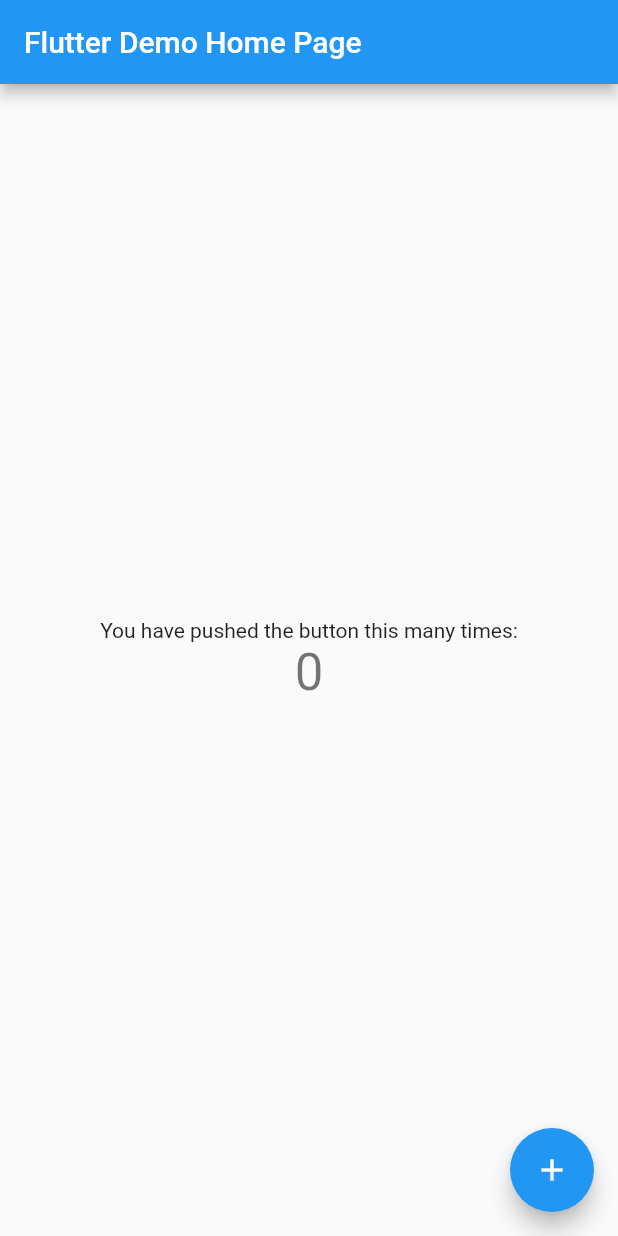
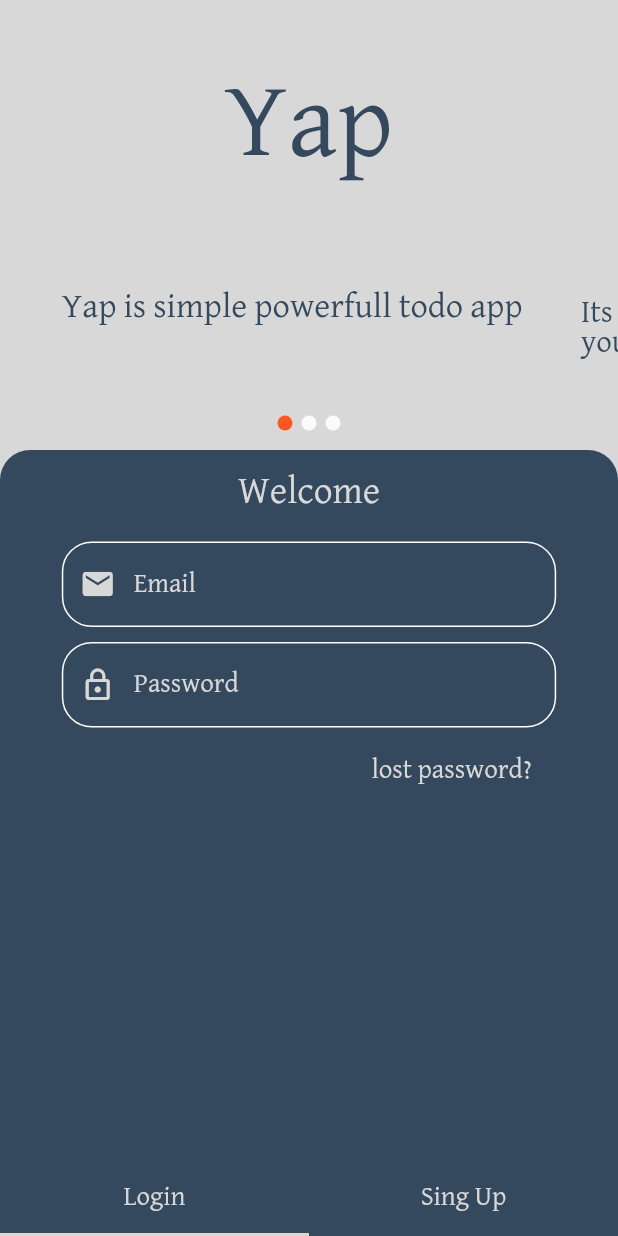
Before and after one commit to pMertDogan/yap, a Flutter app: the screen it shows after launch, on a phone screen of 412 x 824 dp. Run offline on Flutter 3.47's test engine with Material 2 defaults, Android fonts, the phone set to English and light mode, and no system bars; our stand-ins replace flutter_swiper; accounts and stored records are empty.

Commit message:
Added Login/SingUp ui

```diff
--- a/lib/main.dart
+++ b/lib/main.dart
@@ -1,111 +1,59 @@
 import 'package:flutter/material.dart';
+import 'package:todo/screens/login.dart';
 
 void main() => runApp(MyApp());
 
 class MyApp extends StatelessWidget {
-  // This widget is the root of your application.
+  final Color grey = Color.fromRGBO(216, 216, 216, 1);
+  final Color kapaliMavi = Color.fromRGBO(53, 73, 94, 1);
+
   @override
   Widget build(BuildContext context) {
     return MaterialApp(
-      title: 'Flutter Demo',
+      title: 'Yap',
       theme: ThemeData(
-        // This is the theme of your application.
-        //
-        // Try running your application with "flutter run". You'll see the
-        // application has a blue toolbar. Then, without quitting the app, try
-        // changing the primarySwatch below to Colors.green and then invoke
-        // "hot reload" (press "r" in the console where you ran "flutter run",
-        // or simply save your changes to "hot reload" in a Flutter IDE).
-        // Notice that the counter didn't reset back to zero; the application
-        // is not restarted.
-        primarySwatch: Colors.blue,
-      ),
-      home: MyHomePage(title: 'Flutter Demo Home Page'),
+          fontFamily: "DavidLibre",
+          primaryColor: grey,
+          hintColor: grey,
+          cursorColor: grey,
+          textTheme: TextTheme(
+              display1: TextStyle(
+                color: grey,
+                fontSize: 18,
+              ),
+              display2: TextStyle(
+                color: kapaliMavi,
+                fontSize: 18,
+              )),
+          inputDecorationTheme: InputDecorationTheme(
+              labelStyle: TextStyle(color: grey, fontSize: 18),
+              border: const OutlineInputBorder(
+                  borderRadius: BorderRadius.all(
+                    Radius.circular(20),
+                  ),
+                  borderSide: BorderSide(color: Colors.white)),
+              enabledBorder: const OutlineInputBorder(
+                  borderRadius: BorderRadius.all(
+                    Radius.circular(20),
+                  ),
+                  borderSide: BorderSide(color: Colors.white)))),
+      home: LoginScreen(),
     );
   }
 }
 
-class MyHomePage extends StatefulWidget {
-  MyHomePage({Key key, this.title}) : super(key: key);
-
-  // This widget is the home page of your application. It is stateful, meaning
-  // that it has a State object (defined below) that contains fields that affect
-  // how it looks.
-
-  // This class is the configuration for the state. It holds the values (in this
-  // case the title) provided by the parent (in this case the App widget) and
-  // used by the build method of the State. Fields in a Widget subclass are
-  // always marked "final".
-
-  final String title;
-
+class LandingScreen extends StatefulWidget {
   @override
-  _MyHomePageState createState() => _MyHomePageState();
+  _LandinScreenState createState() => _LandinScreenState();
 }
 
-class _MyHomePageState extends State<MyHomePage> {
-  int _counter = 0;
-
-  void _incrementCounter() {
-    setState(() {
-      // This call to setState tells the Flutter framework that something has
-      // changed in this State, which causes it to rerun the build method below
-      // so that the display can reflect the updated values. If we changed
-      // _counter without calling setState(), then the build method would not be
-      // called again, and so nothing would appear to happen.
-      _counter++;
-    });
-  }
-
+class _LandinScreenState extends State<LandingScreen> {
   @override
   Widget build(BuildContext context) {
-    // This method is rerun every time setState is called, for instance as done
-    // by the _incrementCounter method above.
-    //
-    // The Flutter framework has been optimized to make rerunning build methods
-    // fast, so that you can just rebuild anything that needs updating rather
-    // than having to individually change instances of widgets.
-    return Scaffold(
-      appBar: AppBar(
-        // Here we take the value from the MyHomePage object that was created by
-        // the App.build method, and use it to set our appbar title.
-        title: Text(widget.title),
+    return Container(
+      child: Center(
+        child: Text("David Libre Font"),
       ),
-      body: Center(
-        // Center is a layout widget. It takes a single child and positions it
-        // in the middle of the parent.
-        child: Column(
-          // Column is also a layout widget. It takes a list of children and
-          // arranges them vertically. By default, it sizes itself to fit its
-          // children horizontally, and tries to be as tall as its parent.
-          //
-          // Invoke "debug painting" (press "p" in the console, choose the
-          // "Toggle Debug Paint" action from the Flutter Inspector in Android
-          // Studio, or the "Toggle Debug Paint" command in Visual Studio Code)
-          // to see the wireframe for each widget.
-          //
-          // Column has various properties to control how it sizes itself and
-          // how it positions its children. Here we use mainAxisAlignment to
-          // center the children vertically; the main axis here is the vertical
-          // axis because Columns are vertical (the cross axis would be
-          // horizontal).
-          mainAxisAlignment: MainAxisAlignment.center,
-          children: <Widget>[
-            Text(
-              'You have pushed the button this many times:',
-            ),
-            Text(
-              '$_counter',
-              style: Theme.of(context).textTheme.display1,
-            ),
-          ],
-        ),
-      ),
-      floatingActionButton: FloatingActionButton(
-        onPressed: _incrementCounter,
-        tooltip: 'Increment',
-        child: Icon(Icons.add),
-      ), // This trailing comma makes auto-formatting nicer for build methods.
     );
   }
 }
--- /dev/null
+++ b/lib/models/user.dart
@@ -0,0 +1,25 @@
+class User {
+  String _userName;
+  String _eMail;
+  String _photoURL;
+
+  String get userName => _userName;
+
+  set userName(String value) {
+    _userName = value;
+  }
+
+  String get eMail => _eMail;
+
+  String get photoURL => _photoURL;
+
+  set photoURL(String value) {
+    _photoURL = value;
+  }
+
+  set eMail(String value) {
+    _eMail = value;
+  }
+
+  User(this._userName, this._eMail, [this._photoURL]);
+}
--- /dev/null
+++ b/lib/screens/login.dart
@@ -0,0 +1,281 @@
+import 'package:flutter/cupertino.dart';
+import 'package:flutter/material.dart';
+import 'package:flutter_swiper/flutter_swiper.dart';
+
+class LoginScreen extends StatefulWidget {
+  @override
+  _LoginScreenState createState() => _LoginScreenState();
+}
+
+class _LoginScreenState extends State<LoginScreen> {
+  final List<String> message = [
+    "Yap is simple powerfull todo app",
+    "Its support colloboration with your friends",
+    "You can chat with your friends about todos"
+  ];
+  final Color kapaliMavi = Color.fromRGBO(53, 73, 94, 1);
+  final Color grey = Color.fromRGBO(216, 216, 216, 1);
+  double width;
+  double height;
+
+  @override
+  Widget build(BuildContext context) {
+    width = MediaQuery.of(context).size.width;
+    height = MediaQuery.of(context).size.height;
+    return DefaultTabController(
+      length: 2,
+      child: Scaffold(
+        bottomNavigationBar: Container(
+          color: kapaliMavi,
+          child: TabBar(
+            indicatorColor: grey,
+            tabs: [
+              Tab(
+                  child: Text(
+                "Login",
+                style: Theme.of(context).textTheme.display1,
+              )),
+              Tab(
+                  child: Text(
+                "Sing Up",
+                style: Theme.of(context).textTheme.display1,
+              )),
+            ],
+          ),
+        ),
+        body: SafeArea(
+          child: Container(
+            //height: height,
+            //width: width,
+            color: grey,
+            child: Column(
+              children: <Widget>[
+                Container(
+                  color: grey,
+                  height: 300,
+                  child: Column(
+                    children: <Widget>[
+                      Padding(
+                        padding: const EdgeInsets.all(50.0),
+                        child: Text(
+                          "Yap",
+                          style: TextStyle(
+                              fontSize: 71,
+                              color: Color.fromRGBO(53, 73, 94, 1)),
+                        ),
+                      ),
+                      Expanded(
+                        child: Padding(
+                          padding: const EdgeInsets.only(top: 25),
+                          child: Swiper(
+                            itemBuilder: (BuildContext context, int index) {
+                              return Text(
+                                message[index],
+                                style:
+                                    TextStyle(fontSize: 23, color: kapaliMavi),
+                              );
+                            },
+                            autoplay: true,
+                            itemCount: message.length,
+                            viewportFraction: 0.8,
+                            scale: 0.9,
+                            pagination: new SwiperPagination(
+                              builder: new DotSwiperPaginationBuilder(
+                                  activeColor: Colors.deepOrange),
+                            ),
+                          ),
+                        ),
+                      )
+                    ],
+                  ),
+                ),
+                Expanded(
+                  child: Container(
+                    decoration: BoxDecoration(
+                        //   color: Colors.orange,
+                        ),
+                    child: TabBarView(
+                      children: [
+                        Container(
+                          decoration: BoxDecoration(
+                              color: kapaliMavi,
+                              borderRadius: BorderRadius.only(
+                                  topLeft: Radius.circular(20),
+                                  topRight: Radius.circular(20))),
+                          child: Column(
+                            children: <Widget>[
+                              Padding(
+                                padding: const EdgeInsets.all(16.0),
+                                child: Text(
+                                  "Welcome",
+                                  style: Theme.of(context)
+                                      .textTheme
+                                      .display1
+                                      .copyWith(fontSize: 25),
+                                ),
+                              ),
+                              FractionallySizedBox(
+                                widthFactor: 0.8,
+                                child: Column(
+                                  children: <Widget>[
+                                    Padding(
+                                      padding: const EdgeInsets.symmetric(
+                                          vertical: 5),
+                                      child: TextFormField(
+                                        style: Theme.of(context)
+                                            .textTheme
+                                            .display1,
+                                        decoration: InputDecoration(
+                                          labelText: "Email",
+                                          prefixIcon: Icon(
+                                            Icons.email,
+                                            color: grey,
+                                          ),
+                                        ),
+                                      ),
+                                    ),
+                                    Padding(
+                                      padding: const EdgeInsets.symmetric(
+                                          vertical: 5),
+                                      child: TextFormField(
+                                        obscureText: true,
+                                        style: Theme.of(context)
+                                            .textTheme
+                                            .display1,
+                                        decoration: InputDecoration(
+                                          labelText: "Password",
+                                          prefixIcon: Icon(
+                                            Icons.lock_outline,
+                                            color: grey,
+                                          ),
+                                        ),
+                                      ),
+                                    ),
+                                    Align(
+                                      alignment: Alignment.bottomRight,
+                                      child: FlatButton(
+                                        child: Text(
+                                          "lost password?",
+                                          style: Theme.of(context)
+                                              .textTheme
+                                              .display1,
+                                        ),
+                                        onPressed: () {},
+                                      ),
+                                    )
+                                  ],
+                                ),
+                              )
+                            ],
+                          ),
+                        ),
+                        Stack(
+                          children: <Widget>[
+                            Column(
+                              children: <Widget>[
+                                SizedBox(
+                                  height: 50,
+                                ),
+                                Expanded(
+                                  child: Container(
+                                    decoration: BoxDecoration(
+                                        color: kapaliMavi,
+                                        borderRadius: BorderRadius.only(
+                                            topLeft: Radius.circular(20),
+                                            topRight: Radius.circular(20))),
+                                    child: Column(
+                                      children: <Widget>[
+                                        SizedBox(
+                                          height: 60,
+                                          width: double.infinity,
+                                        ),
+                                        FractionallySizedBox(
+                                          widthFactor: 0.8,
+                                          child: Column(
+                                            children: <Widget>[
+                                              Padding(
+                                                padding:
+                                                    const EdgeInsets.symmetric(
+                                                        vertical: 5),
+                                                child: TextFormField(
+                                                  style: Theme.of(context)
+                                                      .textTheme
+                                                      .display1,
+                                                  decoration: InputDecoration(
+                                                    labelText: "Username",
+                                                    prefixIcon: Icon(
+                                                      Icons.perm_identity,
+                                                      color: grey,
+                                                    ),
+                                                  ),
+                                                ),
+                                              ),
+                                              Padding(
+                                                padding:
+                                                    const EdgeInsets.symmetric(
+                                                        vertical: 5),
+                                                child: TextFormField(
+                                                  style: Theme.of(context)
+                                                      .textTheme
+                                                      .display1,
+                                                  decoration: InputDecoration(
+                                                    labelText: "Email",
+                                                    prefixIcon: Icon(
+                                                      Icons.email,
+                                                      color: grey,
+                                                    ),
+                                                  ),
+                                                ),
+                                              ),
+                                              Padding(
+                                                padding:
+                                                    const EdgeInsets.symmetric(
+                                                        vertical: 5),
+                                                child: TextFormField(
+                                                  obscureText: true,
+                                                  style: Theme.of(context)
+                                                      .textTheme
+                                                      .display1,
+                                                  decoration: InputDecoration(
+                                                    labelText: "Password",
+                                                    prefixIcon: Icon(
+                                                      Icons.lock_outline,
+                                                      color: grey,
+                                                    ),
+                                                  ),
+                                                ),
+                                              ),
+                                              //Spacer(),
+                                            ],
+                                          ),
+                                        )
+                                      ],
+                                    ),
+                                  ),
+                                )
+                              ],
+                            ),
+                            Positioned(
+                                left: (width / 2) - 50,
+                                child: CircleAvatar(
+                                  backgroundColor: Colors.white,
+                                  child: Icon(
+                                    Icons.add_a_photo,
+                                    color: kapaliMavi,
+                                  ),
+                                  radius: 50,
+                                ))
+                          ],
+                        ),
+                      ],
+                    ),
+                  ),
+                )
+              ],
+            ),
+          ),
+        ),
+      ),
+    );
+  }
+}
--- /dev/null
+++ b/lib/viewModels/userVM.dart
@@ -0,0 +1,25 @@
+import 'package:flutter/material.dart';
+import 'package:todo/models/user.dart';
+
+enum Durum { init, notLogged, Singing, Singed }
+
+class UserVM with ChangeNotifier {
+  Durum _durum;
+  User _user;
+
+  Durum get durum => _durum;
+
+  set durum(Durum value) {
+    _durum = value;
+  }
+
+  User get user => _user;
+
+  set user(User value) {
+    _user = value;
+  }
+
+  UserVM() {
+    durum = Durum.init;
+  }
+}
```
Also changed, not shown: pubspec.yaml (+8 -6 lines), assets/fonts/DavidLibre-Bold.ttf (added), assets/fonts/DavidLibre-Medium.ttf (added), assets/fonts/DavidLibre-Regular.ttf (added), pubspec.lock.
